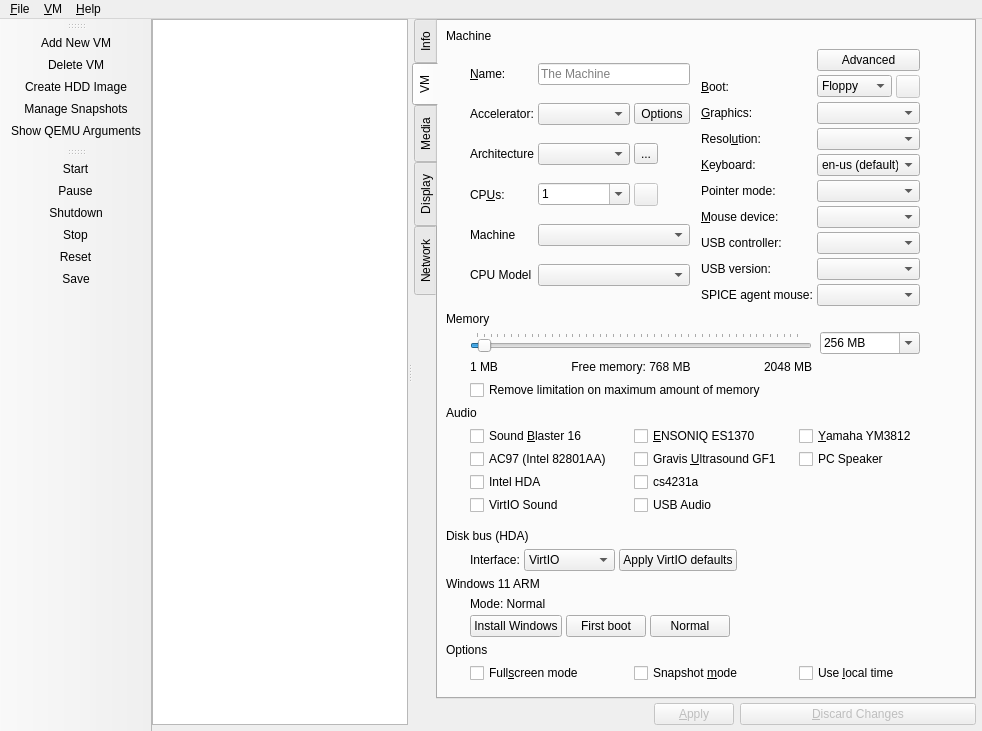
The window that src/Main_Window.ui (chronic8000/aqemu) describes before a commit, drawn with Qt 5.
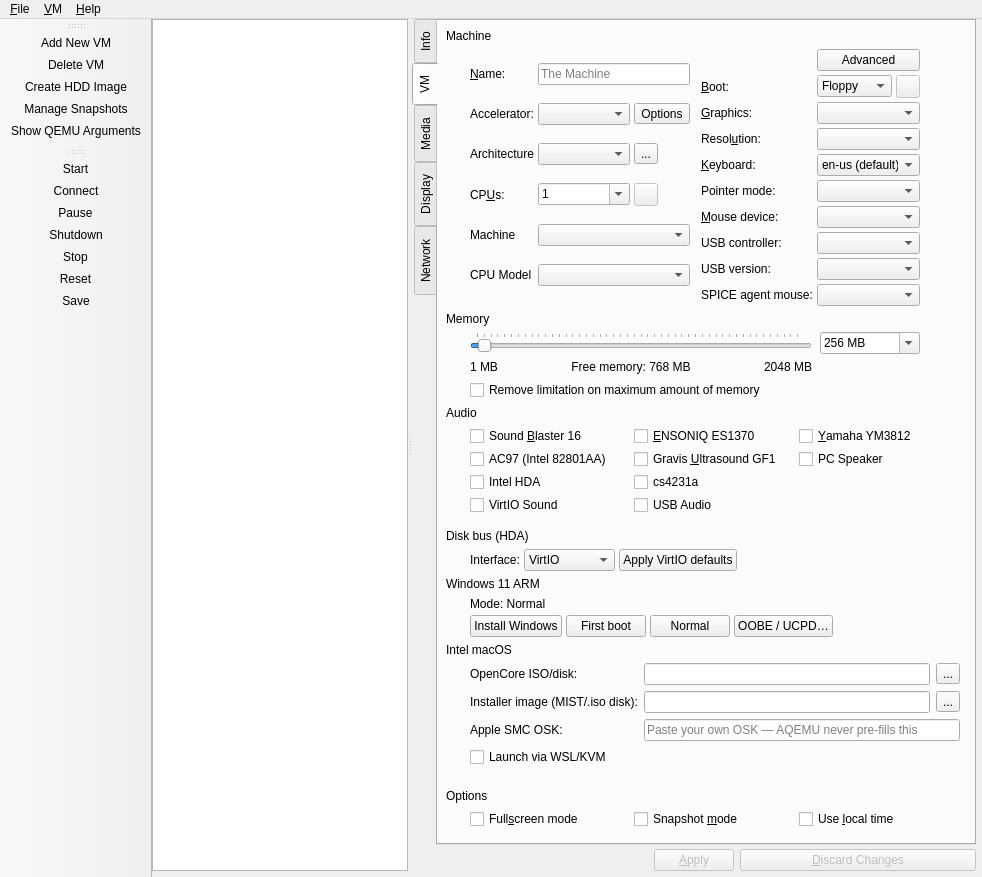
The same window after the commit. Icons and pictures are not drawn. Custom widgets are drawn as their Qt base class.

Commit message:
Add Intel macOS (OpenCore) on Windows via WSL/KVM with a working installer path.
Fixes LongQT PartitionDxe gap, APM media attach, ignore_msrs, Skylake+VirtIO NIC, and ships a CHANGELOG for the full pipeline through BaseSystem network installs.

Patch:
```diff
--- a/src/Main_Window.ui
+++ b/src/Main_Window.ui
@@ -1648,6 +1648,16 @@
                    </property>
                   </widget>
                  </item>
+                 <item>
+                  <widget class="QPushButton" name="Button_Win11_Repair">
+                   <property name="toolTip">
+                    <string>OOBE account bypass (Shift+F10) and UCPD.sys removal helpers.</string>
+                   </property>
+                   <property name="text">
+                    <string>OOBE / UCPD…</string>
+                   </property>
+                  </widget>
+                 </item>
                  <item>
                   <spacer name="horizontalSpacer_win11_lifecycle">
                    <property name="orientation">
@@ -1679,6 +1689,111 @@
               </property>
              </spacer>
             </item>
+            <item>
+             <widget class="Highlighted_Label" name="label_intel_macos">
+              <property name="text">
+               <string>Intel macOS</string>
+              </property>
+             </widget>
+            </item>
+            <item>
+             <widget class="QWidget" name="GB_Intel_MacOS_Settings" native="true">
+              <layout class="QGridLayout" name="gridLayout_intel_macos">
+               <property name="leftMargin">
+                <number>24</number>
+               </property>
+               <property name="topMargin">
+                <number>6</number>
+               </property>
+               <property name="rightMargin">
+                <number>6</number>
+               </property>
+               <property name="bottomMargin">
+                <number>6</number>
+               </property>
+               <property name="spacing">
+                <number>6</number>
+               </property>
+               <item row="0" column="0">
+                <widget class="QLabel" name="Label_Intel_Mac_OpenCore_Main">
+                 <property name="text">
+                  <string>OpenCore ISO/disk:</string>
+                 </property>
+                </widget>
+               </item>
+               <item row="0" column="1">
+                <widget class="QLineEdit" name="Edit_Intel_Mac_OpenCore_Main"/>
+               </item>
+               <item row="0" column="2">
+                <widget class="QToolButton" name="TB_Intel_Mac_OpenCore_Browse_Main">
+                 <property name="text">
+                  <string>...</string>
+                 </property>
+                </widget>
+               </item>
+               <item row="1" column="0">
+                <widget class="QLabel" name="Label_Intel_Mac_Recovery_Main">
+                 <property name="text">
+                  <string>Installer image (MIST/.iso disk):</string>
+                 </property>
+                </widget>
+               </item>
+               <item row="1" column="1">
+                <widget class="QLineEdit" name="Edit_Intel_Mac_Recovery_Main"/>
+               </item>
+               <item row="1" column="2">
+                <widget class="QToolButton" name="TB_Intel_Mac_Recovery_Browse_Main">
+                 <property name="text">
+                  <string>...</string>
+                 </property>
+                </widget>
+               </item>
+               <item row="2" column="0">
+                <widget class="QLabel" name="Label_Intel_Mac_OSK_Main">
+                 <property name="text">
+                  <string>Apple SMC OSK:</string>
+                 </property>
+                </widget>
+               </item>
+               <item row="2" column="1" colspan="2">
+                <widget class="QLineEdit" name="Edit_Intel_Mac_OSK_Main">
+                 <property name="echoMode">
+                  <enum>QLineEdit::Password</enum>
+                 </property>
+                 <property name="placeholderText">
+                  <string>Paste your own OSK — AQEMU never pre-fills this</string>
+                 </property>
+                </widget>
+               </item>
+               <item row="3" column="0" colspan="3">
+                <widget class="QCheckBox" name="CH_Intel_Mac_WSL_Main">
+                 <property name="toolTip">
+                  <string>Run Linux QEMU inside WSL with KVM when available.</string>
+                 </property>
+                 <property name="text">
+                  <string>Launch via WSL/KVM</string>
+                 </property>
+                </widget>
+               </item>
+              </layout>
+             </widget>
+            </item>
+            <item>
+             <spacer name="verticalSpacer_intel_macos">
+              <property name="orientation">
+               <enum>Qt::Vertical</enum>
+              </property>
+              <property name="sizeType">
+               <enum>QSizePolicy::Fixed</enum>
+              </property>
+              <property name="sizeHint" stdset="0">
+               <size>
+                <width>20</width>
+                <height>16</height>
+               </size>
+              </property>
+             </spacer>
+            </item>
             <item>
              <widget class="Highlighted_Label" name="label_4">
               <property name="text">
@@ -3551,6 +3666,7 @@
     <bool>false</bool>
    </attribute>
    <addaction name="actionPower_On"/>
+   <addaction name="actionConnect_Session"/>
    <addaction name="actionPause"/>
    <addaction name="actionShutdown"/>
    <addaction name="actionPower_Off"/>
@@ -3680,6 +3796,21 @@
     <string>Ctrl+S</string>
    </property>
   </action>
+  <action name="actionConnect_Session">
+   <property name="icon">
+    <iconset resource="../resources/icons.qrc">
+     <normaloff>:/connect.png</normaloff>:/connect.png</iconset>
+   </property>
+   <property name="text">
+    <string>&amp;Connect</string>
+   </property>
+   <property name="toolTip">
+    <string>Show the running guest display again (after Exit session view)</string>
+   </property>
+   <property name="shortcut">
+    <string>Ctrl+Shift+C</string>
+   </property>
+  </action>
   <action name="actionPower_Off">
    <property name="icon">
     <iconset resource="../resources/icons.qrc">
```
Left out of the diff: 3 changed lines with no effect on the pictures. The commit also changes 33 other files.
